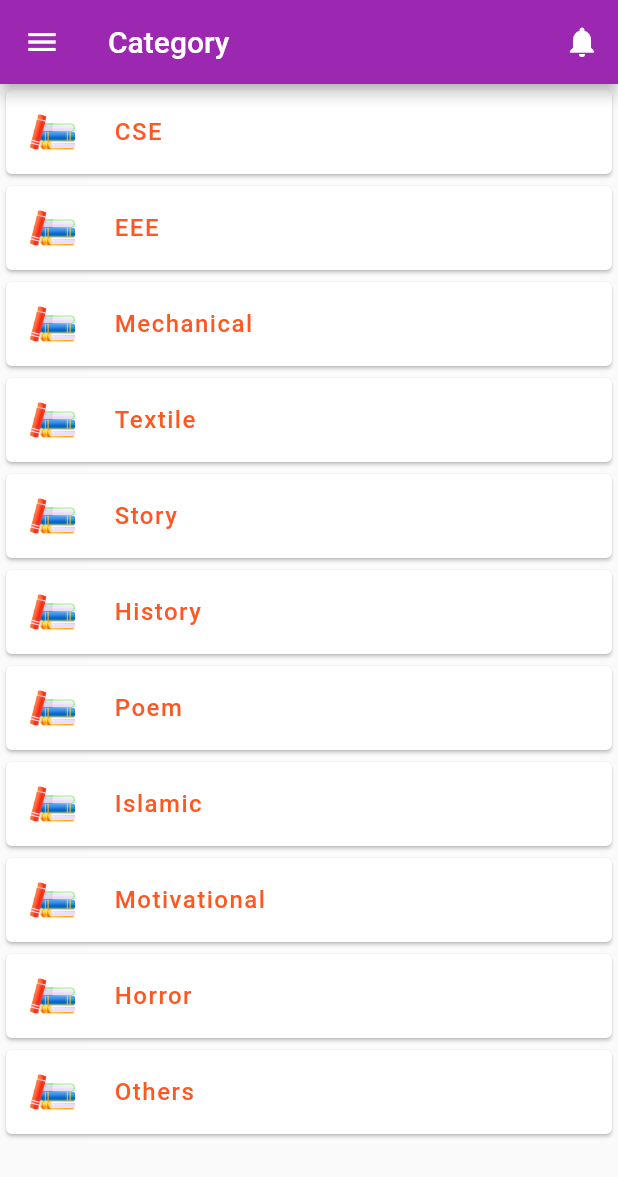
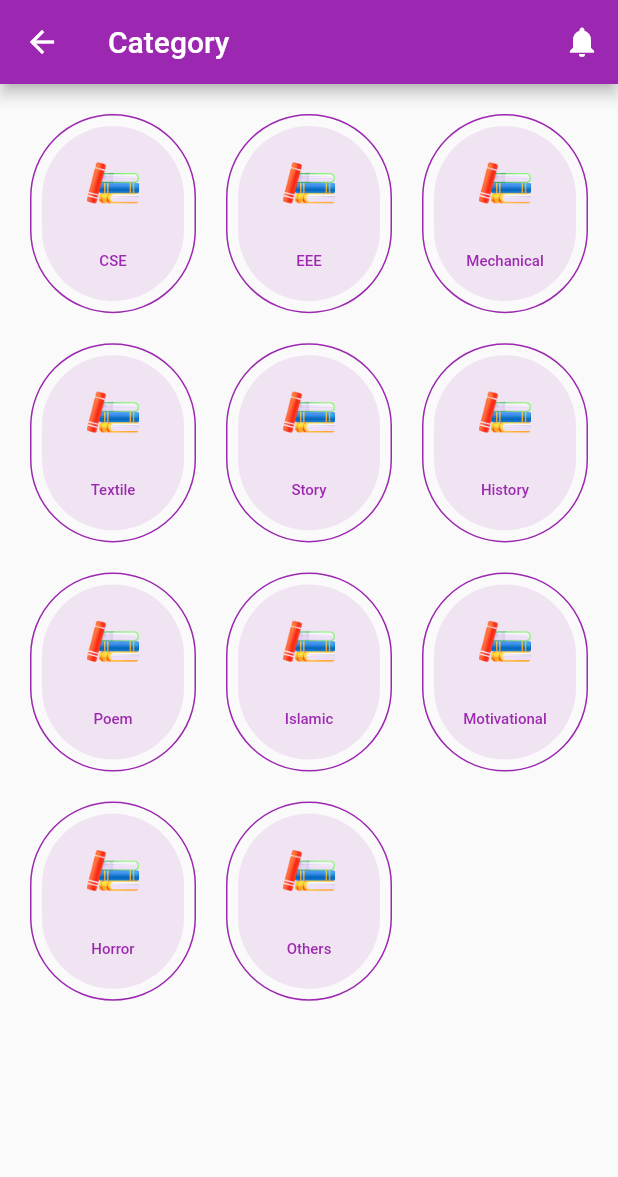
Before and after one commit to devfoyzur17/library_manager, a Flutter app: the AllBookCategoryPage screen opened by its route, on a phone screen of 412 x 824 dp. Shown: the top 1177 px of the screen. Run offline on Flutter 3.47's test engine with Material 2 defaults, Android fonts, the phone set to English and light mode, and no system bars; our stand-ins replace flutter_image_slideshow, image_picker, shared_preferences, sqflite; accounts and stored records are empty.

```diff
--- /dev/null
+++ b/lib/Database/admin_bd_helper.dart
@@ -0,0 +1,29 @@
+import 'package:library_manager/models/admin_db_model.dart';
+import 'package:sqflite/sqflite.dart';
+import 'package:path/path.dart' as path;
+
+class AdminDBHelper {
+  static const _createAdminInfoTable = '''
+  create table $adminTableName(
+  $adminTableId integer primary key,
+  $adminTableAdminImage text,
+  $adminTableName text,
+  $adminTableAdminEmail text,
+  $adminTableAdminPassword text
+)
+''';
+
+  static Future<Database> open() async {
+    final root = await getDatabasesPath();
+    final dbPath = path.join(root, "admin_Info.db");
+    return openDatabase(dbPath, version: 1, onCreate: (db, version) {
+      db.execute(_createAdminInfoTable);
+    });
+  }
+
+  static Future<int> insertAdmin(AdminDatabaseModel adminDatabaseModel) async {
+    final db = await open();
+    return db.insert(adminTableName, adminDatabaseModel.toMap());
+  }
+
+}
--- a/lib/pages/add_new_book_page.dart
+++ b/lib/pages/add_new_book_page.dart
@@ -4,6 +4,7 @@ import 'dart:io';
 
 import 'package:flutter/material.dart';
 import 'package:image_picker/image_picker.dart';
+import 'package:library_manager/models/admin_db_model.dart';
 import 'package:library_manager/widgets/custom_appbar.dart';
 
 class AddNewBookPage extends StatefulWidget {
@@ -348,5 +349,8 @@ class _AddNewBookPageState extends State<AddNewBookPage> {
   }
 
   void _saveBook() {
+    if(formKey.currentState!.validate()){
+
+    }
   }
 }
--- a/lib/pages/all_books_category.dart
+++ b/lib/pages/all_books_category.dart
@@ -1,12 +1,13 @@
+// ignore_for_file: prefer_const_constructors
+
 import 'package:flutter/material.dart';
-import 'package:flutter/src/foundation/key.dart';
-import 'package:flutter/src/widgets/framework.dart';
 import 'package:library_manager/widgets/app_drawer.dart';
 import 'package:library_manager/widgets/custom_appbar.dart';
 import 'package:provider/provider.dart';
 
 import '../models/category_model.dart';
 import '../providers/library_provider.dart';
+import '../widgets/category_item.dart';
 
 class AllBookCategoryPage extends StatefulWidget {
   static const routeName = "all-book-category";
@@ -28,20 +29,25 @@ class _AllBookCategoryPageState extends State<AllBookCategoryPage> {
   Widget build(BuildContext context) {
     return Scaffold(
       appBar: CustomAppbar("Category"),
-      drawer: AppDrawer(),
 
-      body: ListView.builder(
-        itemCount: categoryItemList!.length,
-        itemBuilder: (context,index){
-        return Card(
-          elevation: 1,
-          child: ListTile(
-            leading: Image.asset(categoryItemList![index].image,height: 30,),
-            title: Text(categoryItemList![index].name, style: TextStyle(color: Colors.deepOrange, fontWeight: FontWeight.w500, letterSpacing: 1),),
 
-          ),
-        );
-      }),
+      body:Padding(
+        padding: const EdgeInsets.all(20.0),
+        child: GridView.builder(
+
+                    shrinkWrap: true,
+                    physics: NeverScrollableScrollPhysics(),
+                    itemCount: categoryItemList!.length,
+                    gridDelegate: SliverGridDelegateWithFixedCrossAxisCount(
+                        crossAxisCount: 3,
+                        childAspectRatio: 5 / 6,
+                        crossAxisSpacing: 20,
+                        mainAxisSpacing: 20),
+                    itemBuilder: (context, index) => CategoryItem(menuIcon: categoryItemList![index].image, menuTitle: categoryItemList![index].name,
+                    )
+
+                    ),
+      ),
 
     );
   }
--- a/lib/pages/home_page.dart
+++ b/lib/pages/home_page.dart
@@ -23,7 +23,7 @@ class _HomePageState extends State<HomePage> {
 
   @override
   void didChangeDependencies() {
-      categoryItemList =  Provider.of<LibraryProvider>(context).categoryItemList;
+      categoryItemList =  Provider.of<LibraryProvider>(context,listen: false).categoryItemList;
     super.didChangeDependencies();
   }
   @override
```
Also changed, not shown: lib/providers/library_provider.dart (+15 -6 lines).
